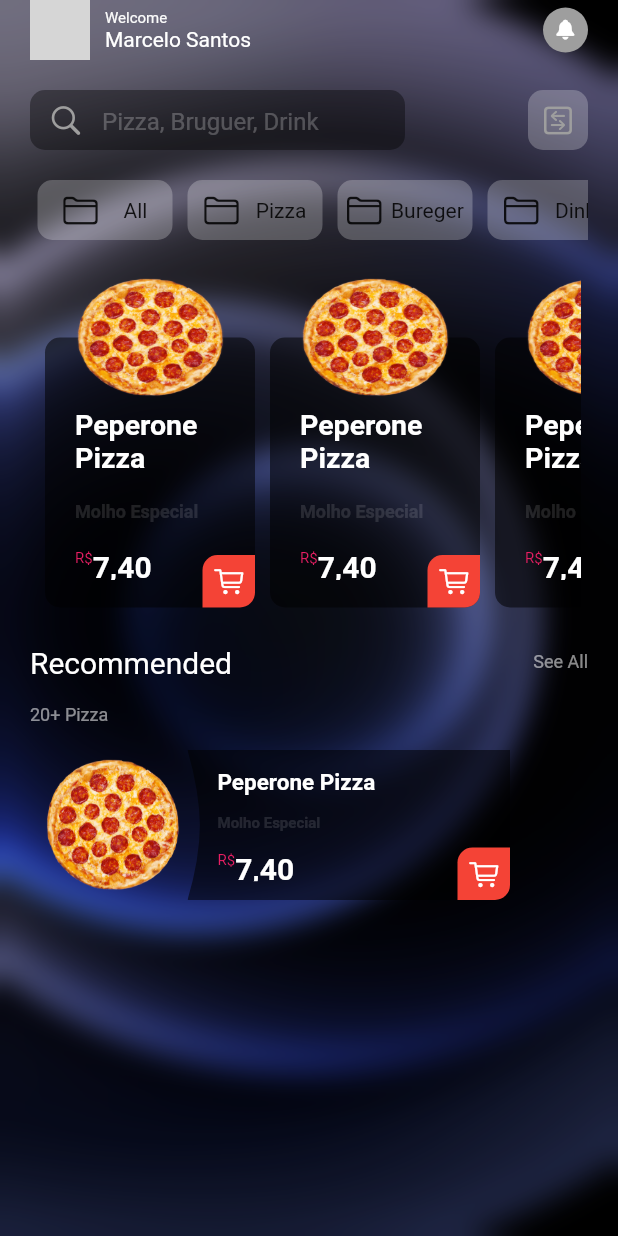
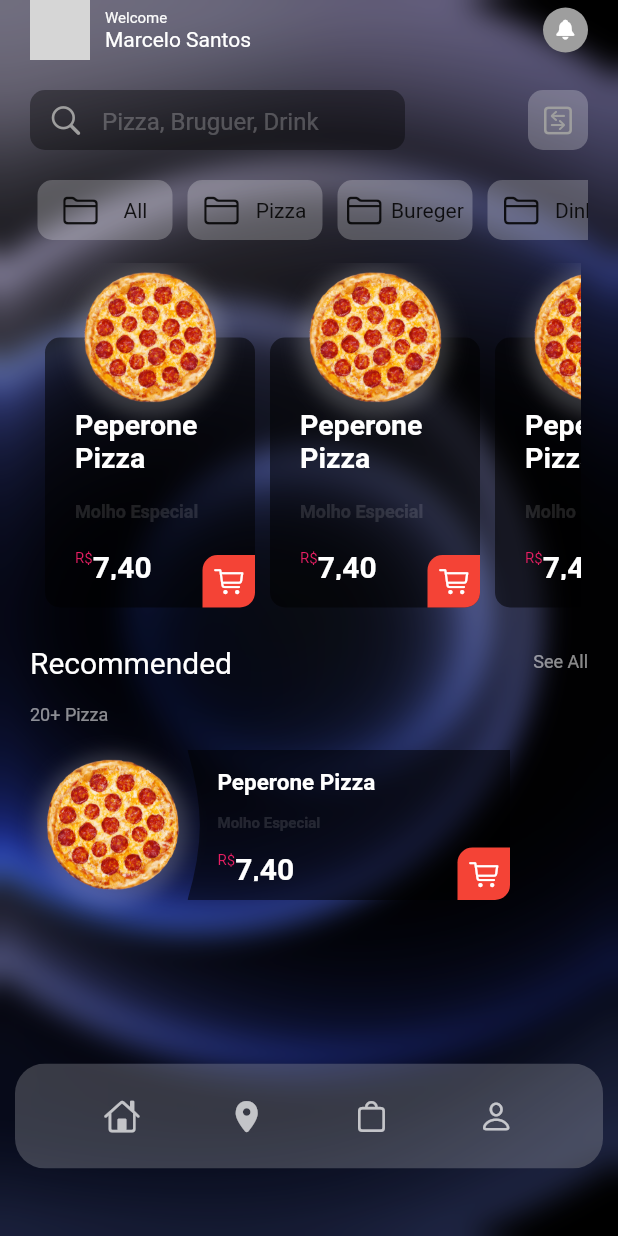
Before and after one commit to pioriamm/tio_san, a Flutter app: the screen it shows after launch, on a phone screen of 412 x 824 dp. Run offline on Flutter 3.47's test engine with Material 2 defaults, Android fonts, the phone set to English and light mode, and no system bars; network calls fail; grey boxes are pictures that could not be loaded.

Commit message:
Datails page

```diff
--- a/lib/home.dart
+++ b/lib/home.dart
@@ -3,6 +3,8 @@ import 'dart:ui';
 import 'package:flutter/cupertino.dart';
 import 'package:flutter/foundation.dart';
 import 'package:flutter/material.dart';
+
+import 'detals_order-product.dart';
 
 class Home extends StatelessWidget {
   const Home({Key? key}) : super(key: key);
@@ -35,6 +37,48 @@ class Home extends StatelessWidget {
             ),
           ),
           body_page(context),
+          Positioned(
+            bottom: 45,
+            left: 10,
+            right: 10,
+            child: ClipRRect(
+              borderRadius: BorderRadius.circular(20),
+              child: SizedBox(
+                height: 70,
+                width: double.infinity,
+                child: BackdropFilter(
+                  filter: ImageFilter.blur(
+                    sigmaX: 10.0,
+                    sigmaY: 10.0,
+                  ),
+                  child: Container(
+                    color: Colors.white10.withOpacity(0.2),
+                    child: Row(
+                      mainAxisAlignment: MainAxisAlignment.spaceEvenly,
+                      children: const [
+                        Icon(
+                          CupertinoIcons.home,
+                          color: Colors.white70,
+                        ),
+                        Icon(
+                          CupertinoIcons.location_solid,
+                          color: Colors.white70,
+                        ),
+                        Icon(
+                          CupertinoIcons.bag,
+                          color: Colors.white70,
+                        ),
+                        Icon(
+                          CupertinoIcons.person,
+                          color: Colors.white70,
+                        ),
+                      ],
+                    ),
+                  ),
+                ),
+              ),
+            ),
+          ),
         ],
       ),
     );
@@ -129,7 +173,7 @@ class Home extends StatelessWidget {
               ),
               menu_options_list(),
               const SizedBox(height: 15),
-              list_details_card_options_menu(),
+              list_details_card_options_menu(context: contex),
               const SizedBox(height: 25),
               SizedBox(
                 height: 170,
@@ -184,9 +228,20 @@ class Home extends StatelessWidget {
       width: 400,
       child: Row(
         children: [
-          SizedBox(
+          Container(
             width: 100,
             height: 100,
+            decoration: BoxDecoration(
+              borderRadius: BorderRadius.circular(50),
+              boxShadow: [
+                BoxShadow(
+                  color: Colors.white30.withOpacity(0.2),
+                  spreadRadius: 0,
+                  blurRadius: 10,
+                  offset: Offset(0, 3), // changes position of shadow
+                ),
+              ],
+            ),
             child: Image.asset(
               "assets/02.png",
               fit: BoxFit.fill,
@@ -253,9 +308,10 @@ class Home extends StatelessWidget {
                 right: 0,
                 bottom: 0,
                 child: GestureDetector(
-                  onTap: () {
-                    print("Tocou");
-                  },
+                  onTap: () => Navigator.of(context).push(
+                    CupertinoPageRoute(
+                        builder: (context) => DetalsOrderPoduts()),
+                  ),
                   child: Container(
                     width: 35,
                     height: 35,
@@ -297,7 +353,10 @@ class Home extends StatelessWidget {
     );
   }
 
-  card_options({required IconData Icone, required String Title}) {
+  card_options({
+    required IconData Icone,
+    required String Title,
+  }) {
     return Container(
       margin: EdgeInsets.symmetric(horizontal: 5),
       height: 35,
@@ -321,11 +380,13 @@ class Home extends StatelessWidget {
       required String Item,
       required String subItem,
       required String price,
-      required IconData Icone}) {
+      required IconData Icone,
+      required BuildContext contex}) {
     return Container(
       margin: EdgeInsets.symmetric(horizontal: 5),
       width: 140,
       child: Stack(
+        alignment: Alignment.topCenter,
         children: [
           Positioned(
             top: 50,
@@ -386,26 +447,32 @@ class Home extends StatelessWidget {
               ),
             ),
           ),
-          Positioned(
-            left: 15,
-            right: 15,
-            top: 5,
-            child: SizedBox(
-              width: 90,
-              height: 90,
-              child: Image.asset(
-                "assets/02.png",
-                fit: BoxFit.fill,
-              ),
+          Container(
+            width: 100,
+            height: 100,
+            decoration: BoxDecoration(
+              borderRadius: BorderRadius.circular(50),
+              boxShadow: [
+                BoxShadow(
+                  color: Colors.white30.withOpacity(0.2),
+                  spreadRadius: 0,
+                  blurRadius: 10,
+                  offset: Offset(0, 3), // changes position of shadow
+                ),
+              ],
+            ),
+            child: Image.asset(
+              "assets/02.png",
+              fit: BoxFit.fill,
             ),
           ),
           Positioned(
             right: 0,
             bottom: 0,
             child: GestureDetector(
-              onTap: () {
-                print("Tocou");
-              },
+              onTap: () => Navigator.of(contex).push(
+                CupertinoPageRoute(builder: (context) => DetalsOrderPoduts()),
+              ),
               child: Container(
                 width: 35,
                 height: 35,
@@ -429,7 +496,7 @@ class Home extends StatelessWidget {
     );
   }
 
-  list_details_card_options_menu() {
+  list_details_card_options_menu({required BuildContext context}) {
     return Container(
       margin: EdgeInsets.symmetric(horizontal: 5),
       height: 230,
@@ -441,7 +508,8 @@ class Home extends StatelessWidget {
               Item: "Peperone Pizza",
               subItem: "Molho Especial",
               price: "7,40",
-              Icone: CupertinoIcons.cart)),
+              Icone: CupertinoIcons.cart,
+              contex: context)),
     );
   }
 }
```
Also changed, not shown: lib/detals_order-product.dart (added, +95 -0 lines).
